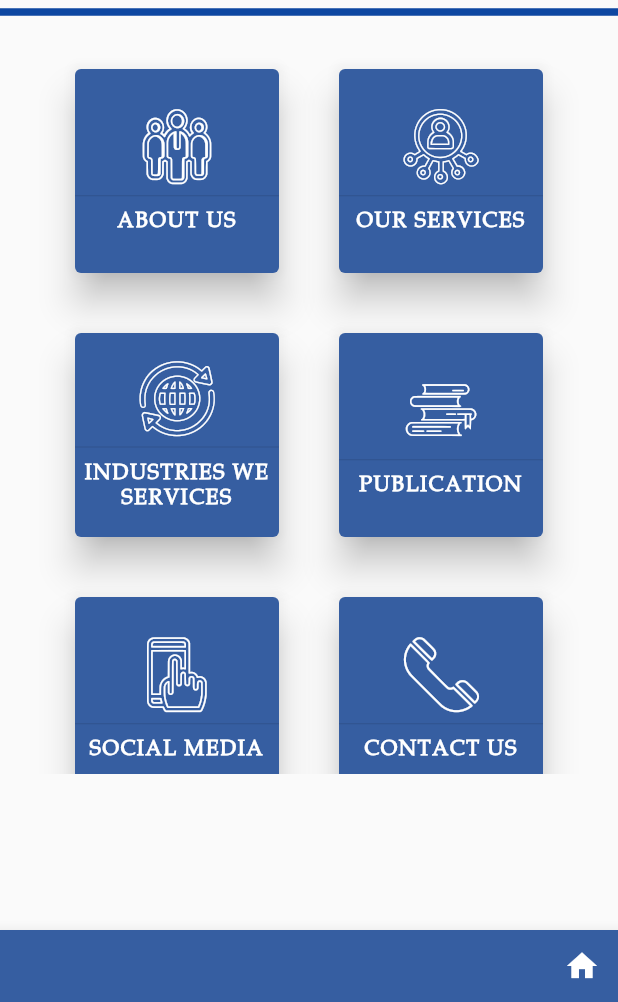
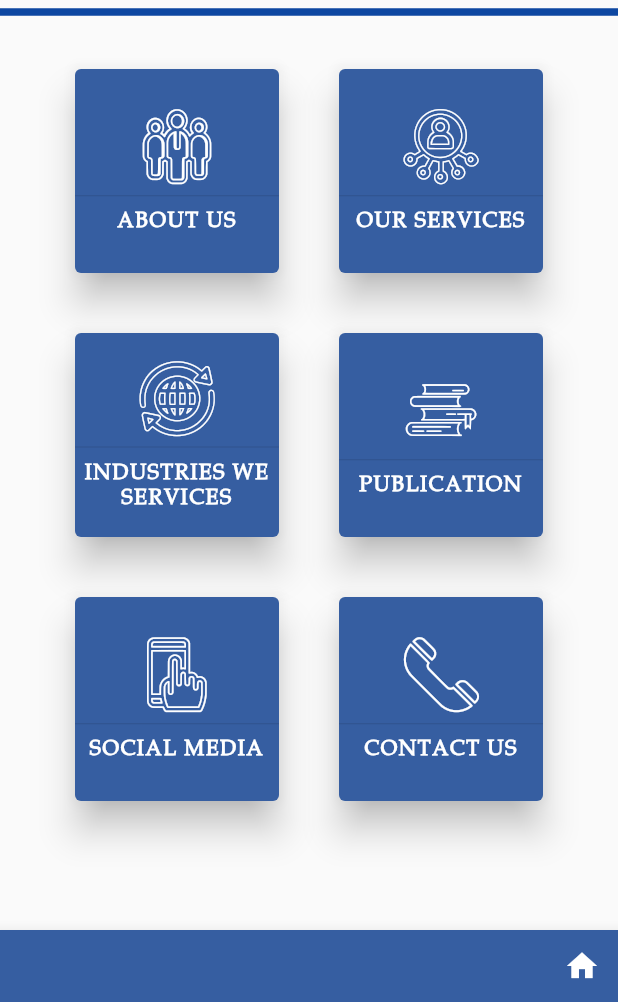
Before and after one commit to dhruv9045/amc_flutter_app, a Flutter app: the screen it shows after launch, after a tap on the "home" icon, on a phone screen of 412 x 824 dp, the part 234-1236 px from its top. Run offline on Flutter 3.47's test engine with Material 2 defaults, Android fonts, the phone set to English and light mode, and no system bars; our stand-ins replace hexcolor; missing offline and left inert: flutter_plugin_pdf_viewer.

```diff
--- a/lib/home_screen.dart
+++ b/lib/home_screen.dart
@@ -55,7 +55,7 @@ class _HomePageState extends State<HomePage>{
         ),
 
         endDrawer: new MyDrawer(),
-        body: new ListView(
+        body: new Column(
           children: <Widget>[
             Column(
               mainAxisAlignment: MainAxisAlignment.center,
@@ -75,8 +75,7 @@ class _HomePageState extends State<HomePage>{
             ),
 
             //Gradial View
-            Container(
-              height: 500,
+            Flexible(
               child: Products( ),
             ),
           ],
--- a/lib/main.dart
+++ b/lib/main.dart
@@ -9,7 +9,6 @@ void main(){
   runApp(
     new MaterialApp(
       debugShowCheckedModeBanner: false,
-      title: 'GridView Demo',
       home: SplashScreen(),
       routes: <String, WidgetBuilder>{
         SPLASH_SCREEN: (BuildContext context) => SplashScreen(),
```
Also changed, not shown: images/appstore.png (deleted), images/playstore.png (deleted), 1 other file.
